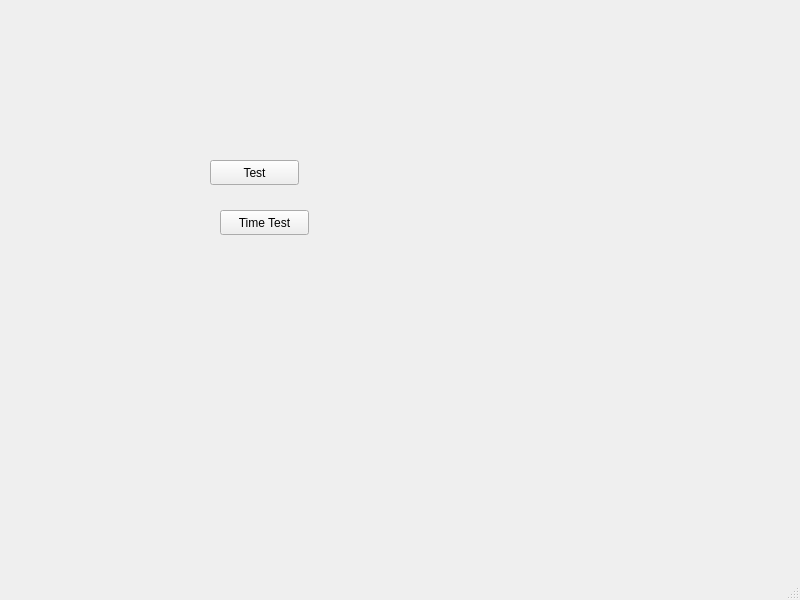
This is mainwindow.ui in DB7512/RobotTrajectory as Qt 5 draws it before an edit. The edited form follows.
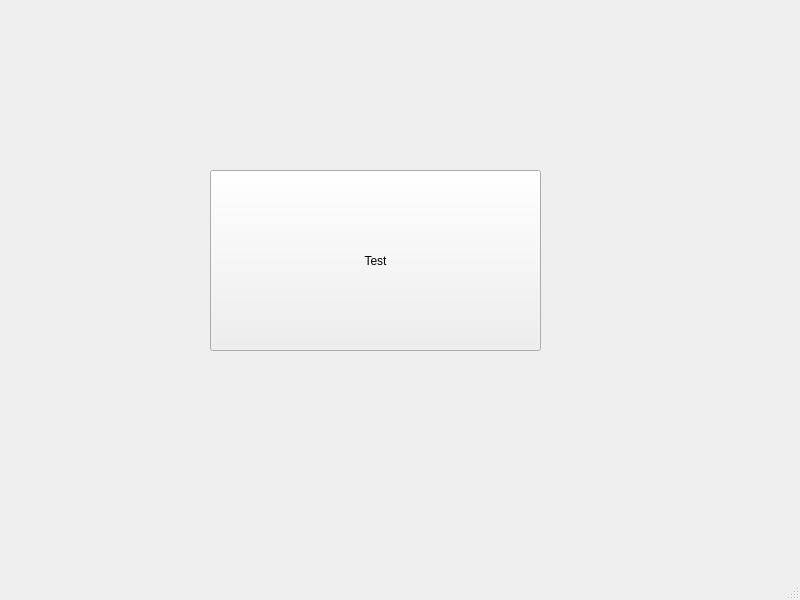
This is the edited form.

```diff
--- a/mainwindow.ui
+++ b/mainwindow.ui
@@ -18,28 +18,15 @@
     <property name="geometry">
      <rect>
       <x>210</x>
-      <y>160</y>
-      <width>89</width>
-      <height>25</height>
+      <y>170</y>
+      <width>331</width>
+      <height>181</height>
      </rect>
     </property>
     <property name="text">
      <string>Test</string>
     </property>
    </widget>
-   <widget class="QPushButton" name="Test_2">
-    <property name="geometry">
-     <rect>
-      <x>220</x>
-      <y>210</y>
-      <width>89</width>
-      <height>25</height>
-     </rect>
-    </property>
-    <property name="text">
-     <string>Time Test</string>
-    </property>
-   </widget>
   </widget>
   <widget class="QMenuBar" name="menubar">
    <property name="geometry">
```
